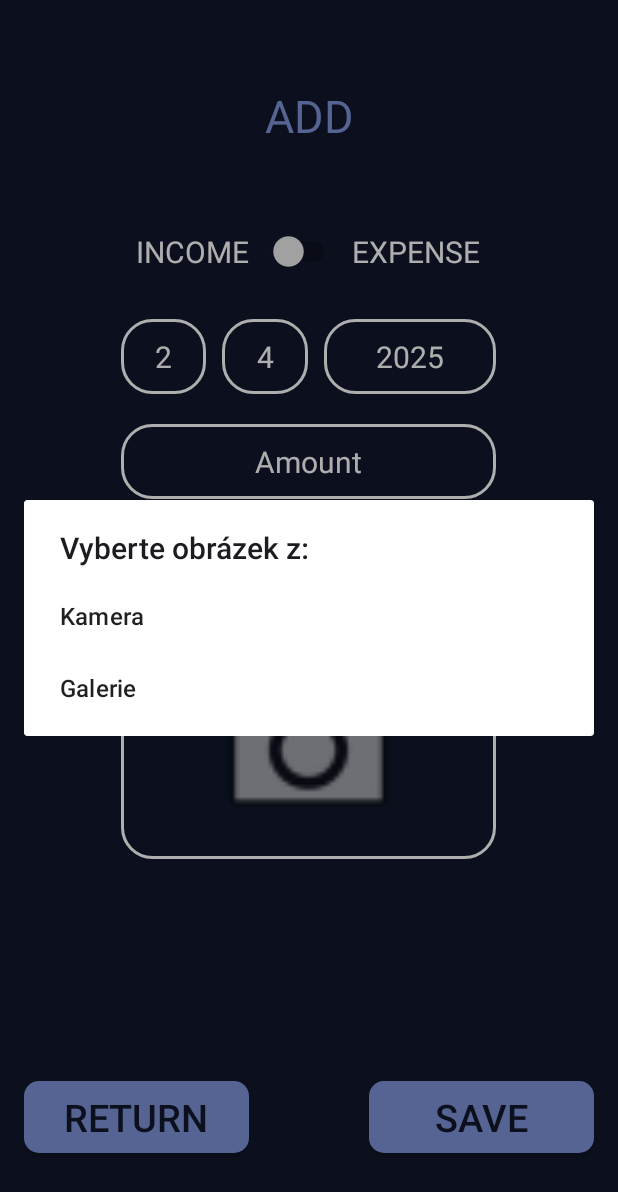
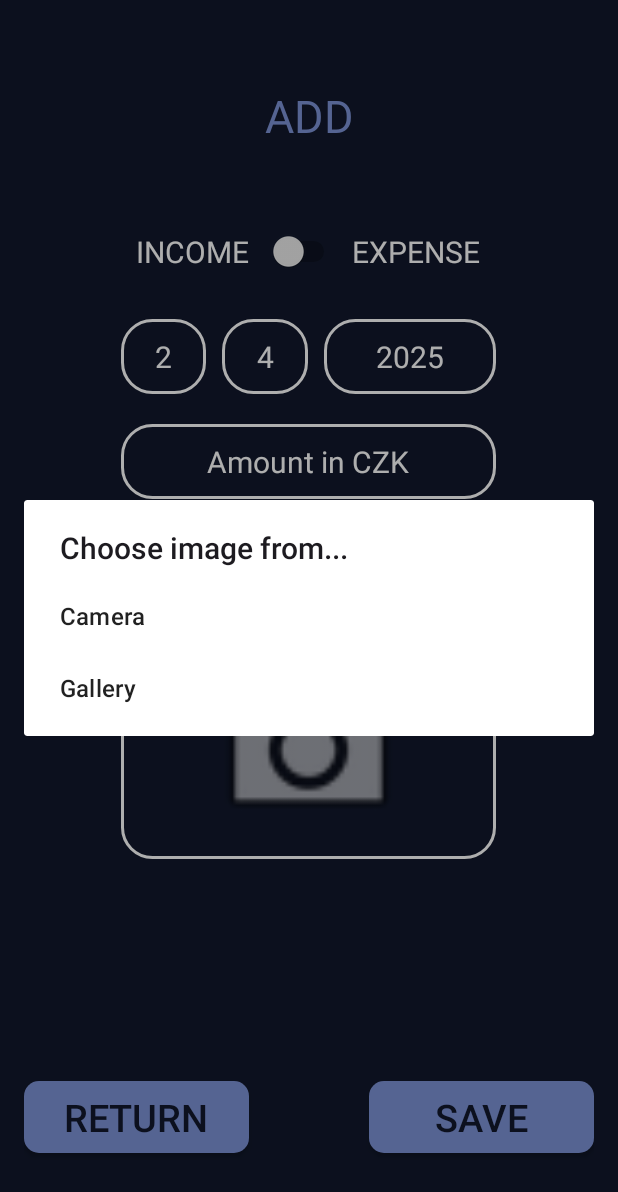
Before and after one commit to lukas-havlicek-krizik/SmartBudget, an Android app: the AddNew screen opened directly, with no data from a screen before it, after a tap on an icon or button, on a phone screen of 412 x 824 dp. Shown: the top 1192 px of the screen. Run offline under Robolectric (Android 15) with nearby library versions, the phone set to English and light mode, and no system bars.

Commit message:
Strings for Java files.

```diff
--- a/app/src/main/java/com/example/smartbudget/Spendings.java
+++ b/app/src/main/java/com/example/smartbudget/Spendings.java
@@ -1,5 +1,6 @@
 package com.example.smartbudget;
 
+import android.content.Context;
 import android.content.Intent;
 import android.content.SharedPreferences;
 import android.os.Bundle;
@@ -47,11 +48,11 @@ public class Spendings extends AppCompatActivity {
         sp = getSharedPreferences("package",MODE_PRIVATE);
         rokPref = sp.getString("aktualRok",String.valueOf(rok));
 
-        List<Zaznam> values = zaznamDBoperations.getVydajeZaRok(rokPref);
+        List<Zaznam> values = zaznamDBoperations.getVydajeZaRok(rokPref,this);
 
         ArrayAdapter<Zaznam> adapter = new ArrayAdapter<>(this, R.layout.listview_list_item, values);
         listView.setAdapter(adapter);
-        textView.setText("ÚTRATA ZA ROK " + rokPref);
+        textView.setText(getString(R.string.spendings_nadpis) + " " + rokPref);
 
         if(Integer.parseInt(rokPref)==rok){
             dalsiRok.setVisibility(View.INVISIBLE);
--- a/app/src/main/java/com/example/smartbudget/Zaznam.java
+++ b/app/src/main/java/com/example/smartbudget/Zaznam.java
@@ -57,6 +57,6 @@ public class Zaznam {
 
     @Override
     public String toString(){
-        return datumDen + "/" + datumMesic +  "/" + datumRok + " " + " | " + typ + " - " + kategorie + " | " + "\n"+ castka + " Kč";
+        return datumDen + "/" + datumMesic +  "/" + datumRok + " " + " | " + typ + " - " + kategorie + " | " + "\n"+ castka + " CZK";
     }
 }
--- a/app/src/main/res/values/strings.xml
+++ b/app/src/main/res/values/strings.xml
@@ -19,7 +19,7 @@
     <string name="addnew_pridat">ADD</string>
     <string name="switch_prijem">INCOME</string>
     <string name="switch_vydaj">EXPENSE</string>
-    <string name="zadej_castka">Amount</string>
+    <string name="zadej_castka">Amount in CZK</string>
     <string name="button_zpet">RETURN</string>
     <string name="button_ulozit">SAVE</string>
     <string name="zadej_rok">YYYY</string>
@@ -28,7 +28,7 @@
     <string name="button_smazatFoto">Delete</string>
     <string name="limit_mesicniLimit">MONTH LIMIT</string>
     <string name="limit_nastavenyLimit">Set limit:</string>
-    <string name="zadej_nastavLimit">Set Your Limit</string>
+    <string name="zadej_nastavLimit">Set your limit.</string>
     <string name="limit_zbyvaLimit">Remains:</string>
     <string name="limit_zobrazZbyv">...</string>
     <string name="button_nastavLimit">SET</string>
@@ -42,6 +42,40 @@
     <string name="button_nasledRok">NEXT YEAR</string>
     <string name="updatedetails_nadpis">DETAILS</string>
     <string name="button_smazatZaznam">DELETE</string>
+    <string name="switch_databaseVydaj">Expense</string>
+    <string name="switch_databasePrijem">Income</string>
+    <string name="toast_zaznamPridatLimit">Added successfully. Remaining limit:</string>
+    <string name="toast_zaznamPridat">Added successfully.</string>
+    <string name="toast_chybneDatum">Wrong date.</string>
+    <string name="toast_nastavSvujLimit">Set your limit first.</string>
+    <string name="toast_chybnyRok">Wrong year.</string>
+    <string name="toast_vyplnitVsechnaPole">Please fill in all field.</string>
+    <string name="vyber_nadpis">Choose image from...</string>
+    <string name="vyber_kamera">Camera</string>
+    <string name="vyber_galerie">Gallery</string>
+    <string name="toast_limitNull">Limit can\'t be 0.</string>
+    <string name="toast_platneCislo">Please enter a valid number.</string>
+    <string name="toast_limitNastaven">Limit set.</string>
+    <string name="spendings_nadpis">SPENDING FOR YEAR</string>
+    <string name="toast_zaznamSmazanLimit">Deleted successfully. Remaining limit:</string>
+    <string name="toast_zaznamSmazan">Deleted successfully.</string>
+    <string name="toast_zaznamUpdateLimit">Updated successfully. Remaining limit:</string>
+    <string name="toast_zaznamUpdate">Updated successfully.</string>
+    <string name="toast_povoleniKameraUloziste">You must allow access to the camera and storage.</string>
+    <string name="toast_povoleniUlozisteOnly">You must allow access to the storage.</string>
+    <string name="mesic1">January</string>
+    <string name="mesic2">February</string>
+    <string name="mesic3">March</string>
+    <string name="mesic4">April</string>
+    <string name="mesic5">May</string>
+    <string name="mesic6">June</string>
+    <string name="mesic7">July</string>
+    <string name="mesic8">August</string>
+    <string name="mesic9">September</string>
+    <string name="mesic10">October</string>
+    <string name="mesic11">November</string>
+    <string name="mesic12">December</string>
+
 
 
 </resources>
```
Also changed, not shown: app/src/main/java/com/example/smartbudget/AddNew.java (+18 -15 lines), app/src/main/java/com/example/smartbudget/Limits.java (+4 -3 lines), app/src/main/java/com/example/smartbudget/UpdateDetails.java (+34 -26 lines), app/src/main/java/com/example/smartbudget/ZaznamOperations.java (+14 -14 lines), 1 other file.
